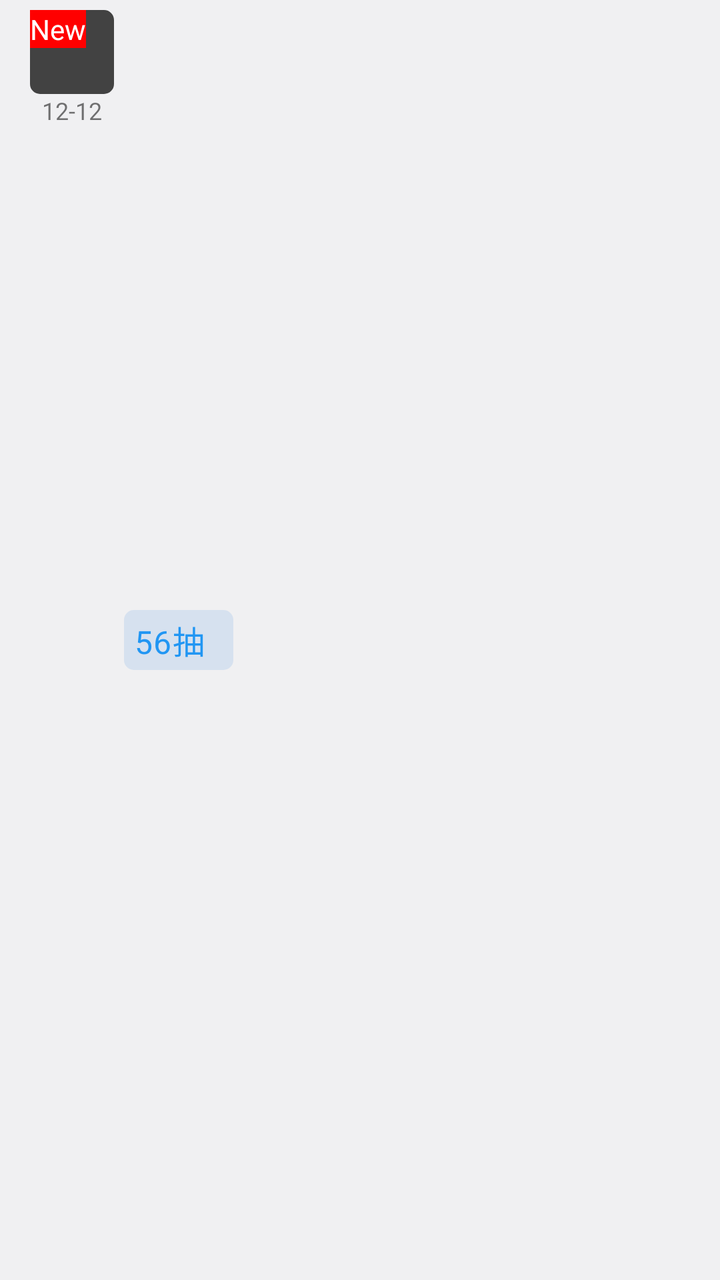
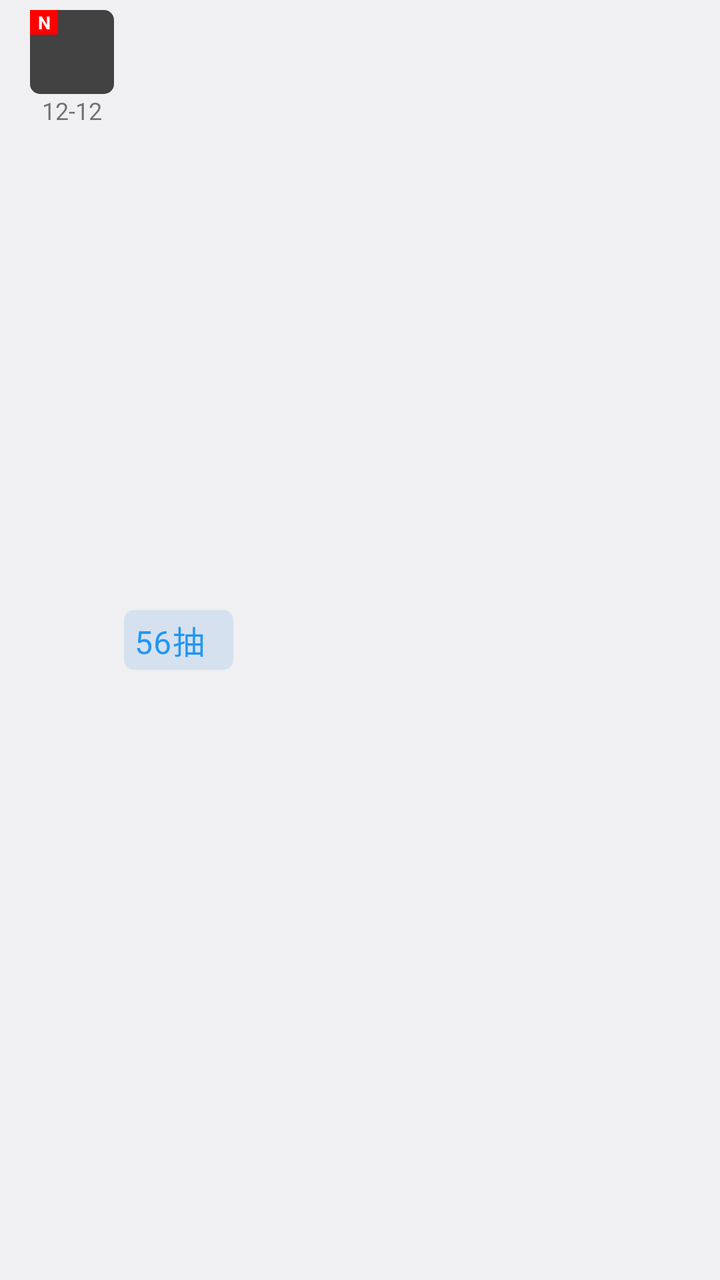

An Android layout rendered at two revisions. The XML below is the earlier revision; the diff shows what the commit changed to produce the second picture.
<!-- AndroidManifest.xml: application theme AppTheme -->
<!-- res/layout/item_gacha_records.xml -->
<?xml version="1.0" encoding="utf-8"?>
<LinearLayout xmlns:android="http://schemas.android.com/apk/res/android"
    xmlns:app="http://schemas.android.com/apk/res-auto"
    android:layout_width="match_parent"
    android:layout_height="wrap_content"
    android:paddingStart="10dp"
    android:paddingEnd="10dp"
    android:orientation="horizontal">

    <LinearLayout
        android:layout_width="wrap_content"
        android:layout_height="wrap_content"
        android:orientation="vertical">

        <FrameLayout
            android:layout_width="wrap_content"
            android:layout_height="wrap_content"
            android:paddingStart="5dp"
            android:paddingTop="5dp"
            android:paddingEnd="5dp">

            <com.google.android.material.imageview.ShapeableImageView
                android:id="@+id/Avatar"
                android:layout_width="42dp"
                android:layout_height="42dp"
                android:background="@color/grey_700"
                app:shapeAppearanceOverlay="@style/RoundedImageView" />

            <TextView
                android:id="@+id/IsNew"
                android:layout_width="wrap_content"
                android:layout_height="wrap_content"
                android:background="@color/red"
                android:contentDescription="@string/text_default"
                android:text="New"
                android:textColor="@color/white" />
        </FrameLayout>

        <TextView
            android:id="@+id/GainDate"
            android:layout_gravity="center"
            android:layout_width="wrap_content"
            android:layout_height="wrap_content"
            android:textSize="12sp"
            android:text="12-12" />
    </LinearLayout>


    <FrameLayout
        android:layout_width="match_parent"
        android:layout_height="wrap_content"
        android:layout_gravity="center"
        android:paddingEnd="15dp">

        <ProgressBar
            android:id="@+id/ProgressBar"
            style="@style/GachaProgressBar"
            android:layout_width="match_parent"
            android:layout_height="wrap_content"
            android:layout_gravity="center"
            android:max="100"
            android:progress="20" />

        <TextView
            android:id="@+id/GachaCount"
            android:layout_width="wrap_content"
            android:layout_height="wrap_content"
            android:layout_gravity="center|start"
            android:padding="5dp"
            android:text="56抽"
            android:textAppearance="?attr/textAppearanceBody1"
            android:textColor="?attr/colorPrimary" />
    </FrameLayout>


</LinearLayout>
<!-- resources referenced by this layout -->
<resources>
  <color name="grey_700">#424242</color>
  <color name="red">#FF0000</color>
  <color name="white">#FFFFFF</color>
  <string name="text_default">default text</string>
  <style name="GachaProgressBar" parent="Widget.AppCompat.ProgressBar.Horizontal">
          <item name="android:indeterminateOnly">false</item>
          <item name="android:minHeight">30dp</item>
          <item name="android:progressDrawable">@drawable/progress_indeterminate_horizontal</item>
          <item name="android:maxHeight">30dp</item>
      </style>
  <style name="RoundedImageView">
          <item name="cornerFamily">rounded</item>
          <item name="cornerSize">5dp</item>
      </style>
  <style name="AppTheme" parent="Theme.MaterialComponents.DayNight.NoActionBar">
          <item name="colorPrimary">@color/blue_500</item>
          <item name="colorPrimaryDark">@color/blue_600</item>
          <item name="colorSecondary">?attr/colorPrimary</item>
          <item name="colorSurface">@color/day_surface</item>
          <item name="colorOnSurface">@color/day_text_primary</item>
  
          <item name="android:colorBackground">@color/day_surface</item>
          <item name="android:windowLightStatusBar">true</item>
          <item name="android:statusBarColor">@color/transparent</item>
          <item name="textAppearanceBody1">@style/TextAppearance.Body1</item>
          <item name="textAppearanceBody2">@style/TextAppearance.Body2</item>
          <item name="textAppearanceHeadline4">@style/TextAppearance.Headline4</item>
          <item name="textAppearanceSubtitle2">@style/TextAppearance.Subtitle2</item>
  
          <item name="android:textColorPrimary">@color/day_text_primary</item>
  
          <item name="chipBackgroundColor">@color/cyan_trans</item>
      </style>
  <!-- drawable progress_indeterminate_horizontal (drawable) -->
  <?xml version="1.0" encoding="utf-8"?>
  <layer-list xmlns:android="http://schemas.android.com/apk/res/android">
      <item android:id="@android:id/background">
          <shape>
              <solid android:color="?attr/colorSurface" />
          </shape>
      </item>
      <item android:id="@android:id/progress">
          <scale android:scaleWidth="100%">
              <shape>
                  <corners android:radius="5dp" />
                  <solid android:color="@color/trans_blue" />
              </shape>
          </scale>
      </item>
  </layer-list>
  <color name="blue_500">#2196F3</color>
  <color name="blue_600">#2879BA</color>
  <color name="day_surface">#F0F0F2</color>
  <color name="day_text_primary">#292c33</color>
  <color name="transparent">#00000000</color>
  <style name="TextAppearance.Body1" parent="TextAppearance.MaterialComponents.Body1">
      </style>
  <style name="TextAppearance.Body2" parent="TextAppearance.MaterialComponents.Body2">
      </style>
  <style name="TextAppearance.Headline4" parent="TextAppearance.MaterialComponents.Headline4">
          <item name="android:textStyle">bold</item>
      </style>
  <style name="TextAppearance.Subtitle2" parent="TextAppearance.MaterialComponents.Subtitle2">
          <item name="android:textColor">?attr/colorPrimary</item>
      </style>
  <color name="cyan_trans">#4685BDBD</color>
  <color name="trans_blue">#3C80B0E3</color>
</resources>

<!-- the commit's change to res/layout/item_gacha_records.xml (unified diff, before → after) -->
@@ -32,8 +32,14 @@
                 android:layout_height="wrap_content"
                 android:background="@color/red"
                 android:contentDescription="@string/text_default"
-                android:text="New"
-                android:textColor="@color/white" />
+                android:minWidth="14dp"
+                android:gravity="center"
+                android:paddingStart="2dp"
+                android:paddingEnd="2dp"
+                android:text="N"
+                android:textColor="@color/white"
+                android:textSize="9sp"
+                android:textStyle="bold" />
         </FrameLayout>
 
         <TextView
